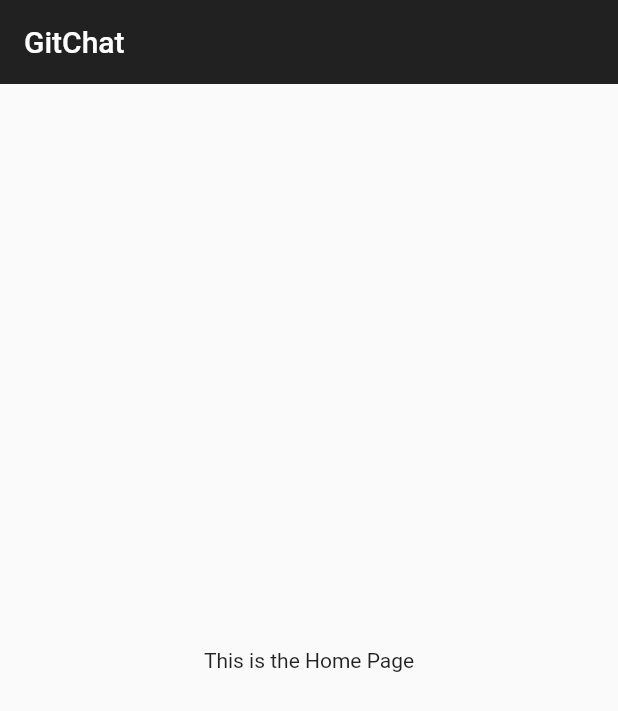
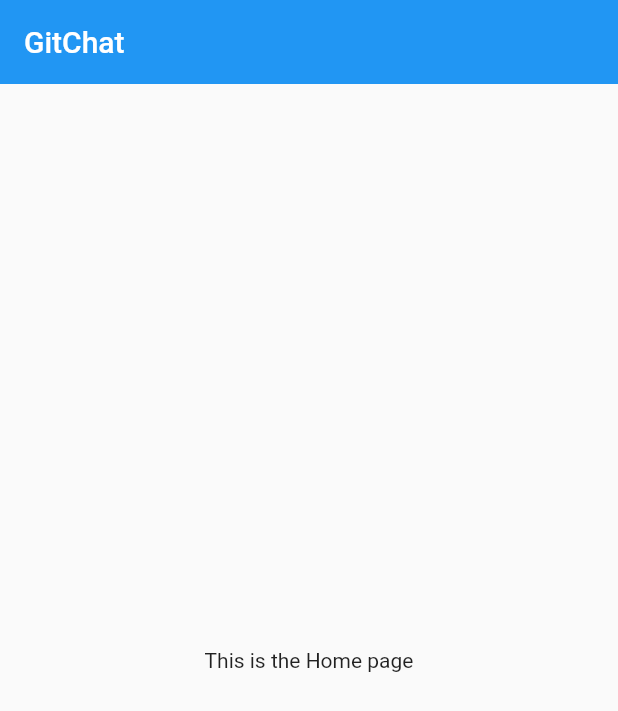
Before and after one commit to ahmedgulabkhan/GitChat, a Flutter app: the screen it shows after launch, on a phone screen of 412 x 824 dp. Shown: the top 711 px of the screen. Run offline on Flutter 3.47's test engine with Material 2 defaults, Android fonts, the phone set to English and light mode, and no system bars.

```diff
--- a/lib/main.dart
+++ b/lib/main.dart
@@ -10,9 +10,7 @@ class MyApp extends StatelessWidget {
   Widget build(BuildContext context) {
     return MaterialApp(
       title: 'GitChat',
-      theme: ThemeData(
-        primaryColor: Colors.black87
-      ),
+      debugShowCheckedModeBanner: false,
       home: HomePage()
     );
   }
--- a/lib/pages/home_page.dart
+++ b/lib/pages/home_page.dart
@@ -9,8 +9,8 @@ class HomePage extends StatelessWidget {
         title: Text('GitChat', style: TextStyle(color: Colors.white)),
       ),
       body: Center(
-        child: Text('This is the Home Page'),
-      ),
+        child: Text('This is the Home page')
+      )
     );
   }
 }
--- a/pubspec.yaml
+++ b/pubspec.yaml
@@ -28,6 +28,9 @@ dependencies:
   # The following adds the Cupertino Icons font to your application.
   # Use with the CupertinoIcons class for iOS style icons.
   cupertino_icons: ^0.1.3
+  shared_preferences: ^0.5.7+3
+  firebase_auth: ^0.16.1
+  cloud_firestore: ^0.13.6
 
 dev_dependencies:
   flutter_test:
```
Also changed, not shown: lib/shared/constants.dart (added, +11 -0 lines), pubspec.lock, 4 other files.
